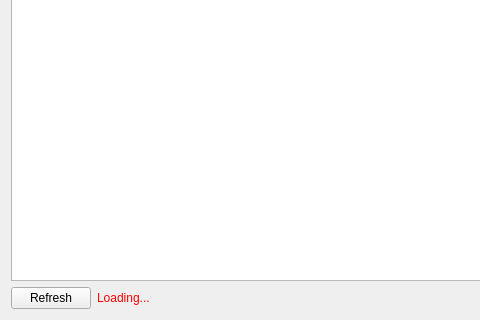
Above: src/candle/frmgrblconfigurator.ui from bodyhey/Candle3 before the change; both pictures show x 0 to 480 and y 191 to 511 of the 991 by 511 pixel window. Below: the same form after it.
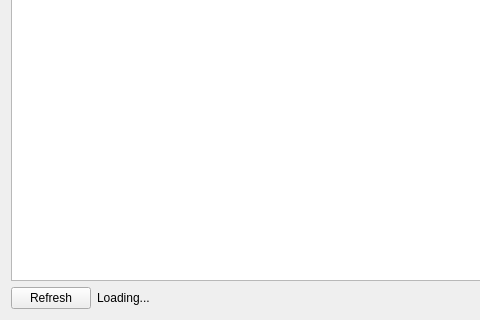
That is the form after the change. Custom widgets are drawn as their Qt base class.

Commit message: GRBL configurator working more or less

The edit to the form file:
```diff
--- a/src/candle/frmgrblconfigurator.ui
+++ b/src/candle/frmgrblconfigurator.ui
@@ -39,9 +39,15 @@
       </widget>
      </item>
      <item>
-      <widget class="QLabel" name="label">
+      <widget class="QLabel" name="lblInfo">
+       <property name="enabled">
+        <bool>true</bool>
+       </property>
        <property name="styleSheet">
-        <string notr="true">color: red;</string>
+        <string notr="true"/>
+       </property>
+       <property name="frameShape">
+        <enum>QFrame::NoFrame</enum>
        </property>
        <property name="text">
         <string>Loading...</string>
```
Left out of the diff: 27 changed lines with no effect on the pictures. The commit also changes 2 other files.
